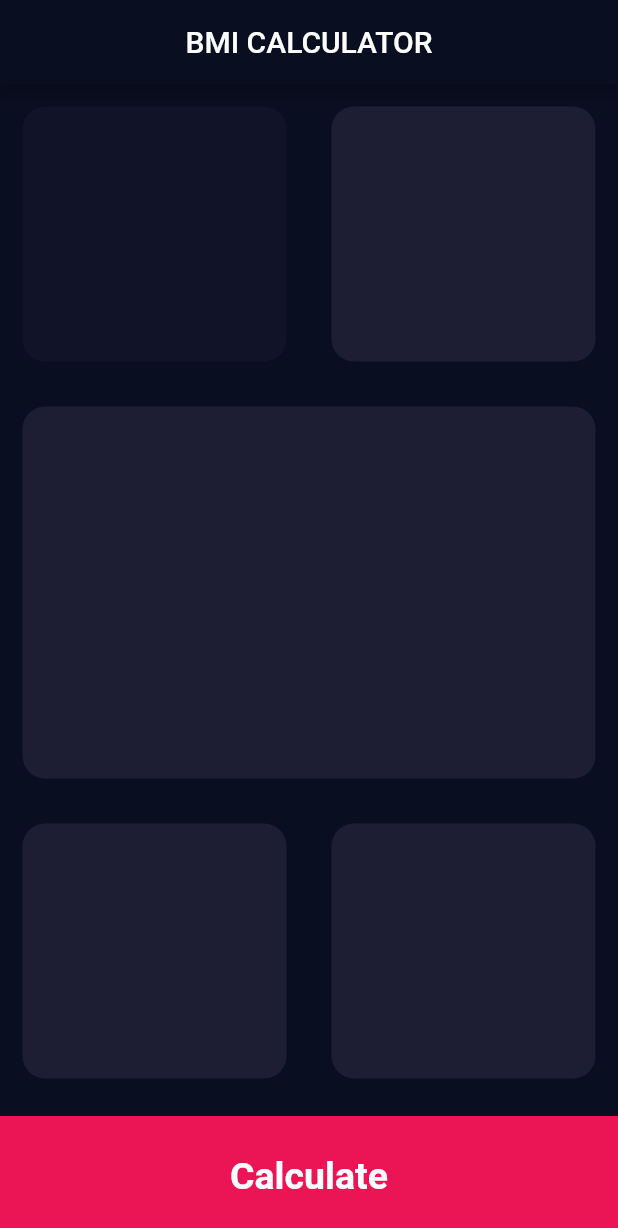
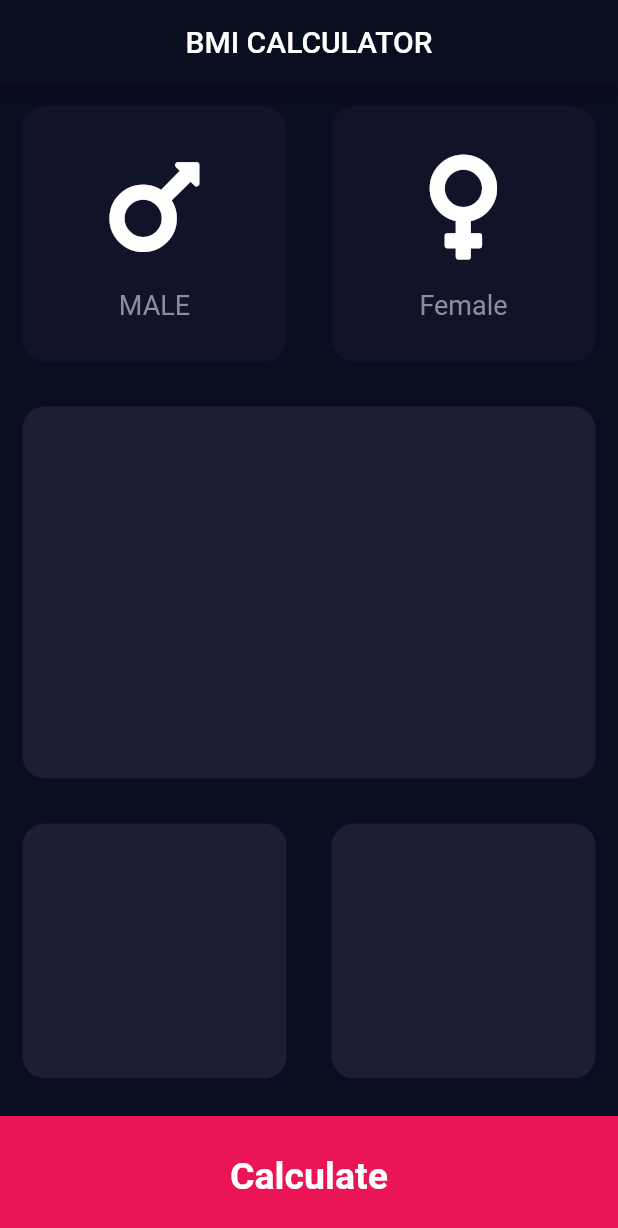
Before and after one commit to Rroshan12/Bmicalculator, a Flutter app: the screen it shows after launch, on a phone screen of 412 x 824 dp. Shown: the top 1228 px of the screen. Run offline on Flutter 3.47's test engine with Material 2 defaults, Android fonts, the phone set to English and light mode, and no system bars; our stand-ins replace font_awesome_flutter.

Commit message:
flutter male icon are added and icon component are made

```diff
--- /dev/null
+++ b/lib/component/iconcomponent.dart
@@ -0,0 +1,29 @@
+import 'package:flutter/material.dart';
+import '../constant.dart';
+
+class IconContent extends StatelessWidget {
+  IconContent({this.icon, this.label});
+
+  final IconData icon;
+  final String label;
+
+  @override
+  Widget build(BuildContext context) {
+    return Column(
+      mainAxisAlignment: MainAxisAlignment.center,
+      children: <Widget>[
+        Icon(
+          icon,
+          size: 80.0,
+        ),
+        SizedBox(
+          height: 15.0,
+        ),
+        Text(
+          label,
+          style: kLabelTextStyle,
+        )
+      ],
+    );
+  }
+}
--- a/lib/constant.dart
+++ b/lib/constant.dart
@@ -3,3 +3,7 @@ import 'package:flutter/material.dart';
 const kBottomContainerHeight = 80.0;
 const kActiveCardColour = Color(0xFF1D1E33);
 const kInactiveCardColour = Color(0xFF111328);
+const kLabelTextStyle = TextStyle(
+  fontSize: 18.0,
+  color: Color(0xFF8D8E98),
+);
--- a/lib/screen/input_page.dart
+++ b/lib/screen/input_page.dart
@@ -1,7 +1,9 @@
 import 'package:flutter/cupertino.dart';
 import 'package:flutter/material.dart';
+import 'package:font_awesome_flutter/font_awesome_flutter.dart';
 import '../component/reusablecontainer.dart';
 import '../constant.dart';
+import '../component/iconcomponent.dart';
 enum Gender{
   male,
   female
@@ -37,10 +39,26 @@ class _InputPageState extends State<InputPage> {
                 },
                     color: selectedGender == Gender.male
                         ? kActiveCardColour
-                        : kInactiveCardColour),
+                        : kInactiveCardColour,
+                  cardChild: IconContent(
+                    icon: FontAwesomeIcons.mars,
+                    label: 'MALE',
+                  ),)
+
               ),
               Expanded(
-                child: ReusableCards(color:Color(0xff1d1e33)),
+                child: ReusableCards(onPress: () {
+                  setState(() {
+                    selectedGender = Gender.female;
+                  });
+                },
+                    color: selectedGender == Gender.female
+                        ? kActiveCardColour
+                        : kInactiveCardColour,
+                  cardChild: IconContent(
+                    icon: FontAwesomeIcons.venus,
+                    label: 'Female',
+                  ),),
               ),
 
       ]
--- a/pubspec.yaml
+++ b/pubspec.yaml
@@ -11,6 +11,7 @@ dependencies:
     sdk: flutter
 
   cupertino_icons: ^0.1.2
+  font_awesome_flutter: ^9.0.0
 
 dev_dependencies:
   flutter_test:
```
